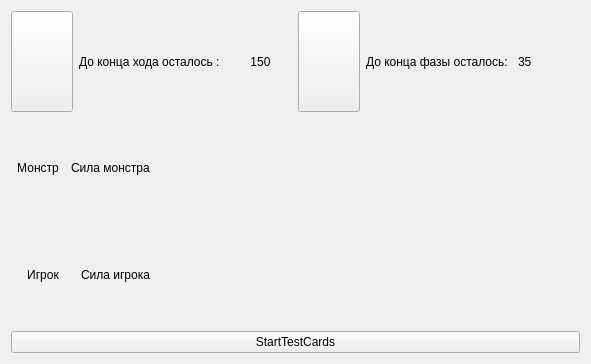
Old version of the form Nayda/battlefield.ui in the repository Mar94oK/Nayda.
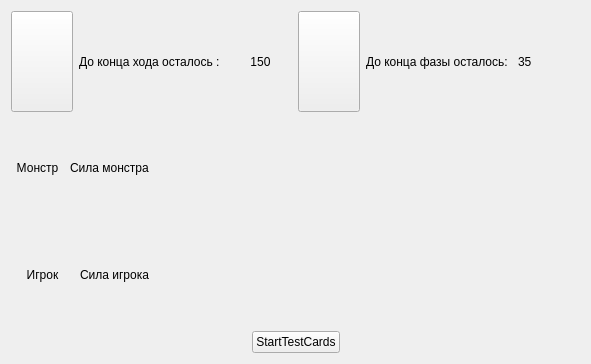
New version of the form.

Commit message: Add centered spacer. Now it work! :)))

What changed in the file:
```diff
--- a/Nayda/battlefield.ui
+++ b/Nayda/battlefield.ui
@@ -14,7 +14,50 @@
    <string>Form</string>
   </property>
   <layout class="QGridLayout" name="gridLayout">
-   <item row="0" column="0" colspan="4">
+   <item row="2" column="3" rowspan="2">
+    <layout class="QGridLayout" name="lyt_SpecialFunctions"/>
+   </item>
+   <item row="4" column="0" colspan="4">
+    <layout class="QHBoxLayout" name="dbgLayout" stretch="0,0,0">
+     <property name="sizeConstraint">
+      <enum>QLayout::SetMaximumSize</enum>
+     </property>
+     <item>
+      <spacer name="horizontalSpacer">
+       <property name="orientation">
+        <enum>Qt::Horizontal</enum>
+       </property>
+       <property name="sizeHint" stdset="0">
+        <size>
+         <width>40</width>
+         <height>20</height>
+        </size>
+       </property>
+      </spacer>
+     </item>
+     <item>
+      <widget class="QPushButton" name="btnStartTestCards">
+       <property name="text">
+        <string>StartTestCards</string>
+       </property>
+      </widget>
+     </item>
+     <item>
+      <spacer name="horizontalSpacer_2">
+       <property name="orientation">
+        <enum>Qt::Horizontal</enum>
+       </property>
+       <property name="sizeHint" stdset="0">
+        <size>
+         <width>40</width>
+         <height>20</height>
+        </size>
+       </property>
+      </spacer>
+     </item>
+    </layout>
+   </item>
+   <item row="1" column="0" colspan="4">
     <layout class="QHBoxLayout" name="lyt_Interface">
      <item>
       <widget class="QPushButton" name="btn_MoveTimer">
@@ -75,21 +118,7 @@
      </item>
     </layout>
    </item>
-   <item row="1" column="3" rowspan="2">
-    <layout class="QGridLayout" name="lyt_SpecialFunctions"/>
-   </item>
-   <item row="3" column="0" colspan="4">
-    <layout class="QHBoxLayout" name="dbgLayout">
-     <item>
-      <widget class="QPushButton" name="btnStartTestCards">
-       <property name="text">
-        <string>StartTestCards</string>
-       </property>
-      </widget>
-     </item>
-    </layout>
-   </item>
-   <item row="1" column="0">
+   <item row="2" column="0">
     <layout class="QHBoxLayout" name="horizontalLayout">
      <item>
       <widget class="QLabel" name="lbl_Monster">
@@ -110,7 +139,7 @@
      </item>
     </layout>
    </item>
-   <item row="2" column="0">
+   <item row="3" column="0">
     <layout class="QHBoxLayout" name="horizontalLayout_3">
      <item>
       <widget class="QLabel" name="lbl_Player">
@@ -131,10 +160,10 @@
      </item>
     </layout>
    </item>
-   <item row="1" column="1" colspan="2">
-    <layout class="QHBoxLayout" name="lyt_Against"/>
-   </item>
    <item row="2" column="1" colspan="2">
+    <layout class="QHBoxLayout" name="lyt_Against"/>
+   </item>
+   <item row="3" column="1" colspan="2">
     <layout class="QHBoxLayout" name="lyt_For"/>
    </item>
   </layout>
```
The commit also changes 2 other files.
